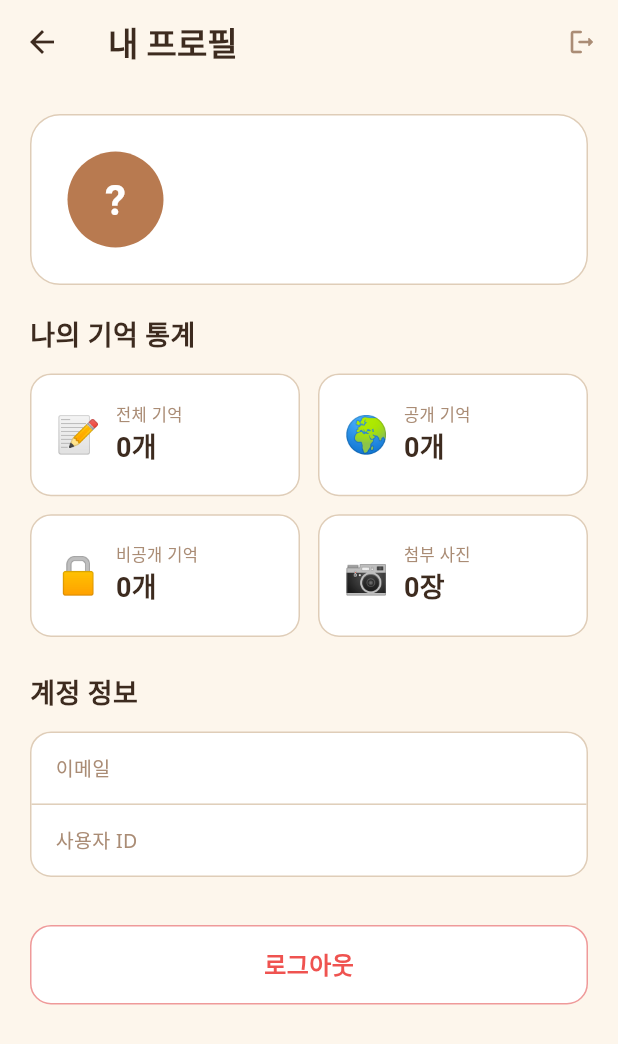
After one commit to qkrwlsrb/place-archive, a Flutter app: the ProfileScreen screen opened directly, on a phone screen of 412 x 824 dp. The commit adds this screen. Shown: the top 1044 px of the screen. Run offline on Flutter 3.47's test engine with Material 3 defaults, Android fonts, the phone set to English and light mode, and no system bars; our stand-ins replace cloud_firestore, firebase_auth, firebase_core, firebase_storage, geolocator, google_fonts and 2 more; accounts and stored records are empty; Roboto replaces fonts that are missing (Gaegu).

Commit message:
feat: 프로필 화면 및 통계 추가

```diff
--- a/lib/app.dart
+++ b/lib/app.dart
@@ -10,6 +10,7 @@ import 'presentation/screens/login_screen.dart';
 import 'presentation/screens/map_screen.dart';
 import 'presentation/screens/feed_screen.dart';
 import 'presentation/screens/search_screen.dart';
+import 'presentation/screens/profile_screen.dart';
 import 'presentation/theme/app_theme.dart';
 
 class PlaceArchiveApp extends StatelessWidget {
@@ -70,6 +71,7 @@ class _MainScreenState extends State<MainScreen> {
     MapScreen(),
     SearchScreen(),
     FeedScreen(),
+    ProfileScreen(),
   ];
 
   @override
@@ -89,6 +91,7 @@ class _MainScreenState extends State<MainScreen> {
             fontSize: 12, fontWeight: FontWeight.w600),
         unselectedLabelStyle: GoogleFonts.gaegu(fontSize: 12),
         elevation: 8,
+        type: BottomNavigationBarType.fixed,
         items: const [
           BottomNavigationBarItem(
             icon: Icon(Icons.map_outlined),
@@ -105,6 +108,11 @@ class _MainScreenState extends State<MainScreen> {
             activeIcon: Icon(Icons.people_rounded),
             label: '모두의 기억',
           ),
+          BottomNavigationBarItem(
+            icon: Icon(Icons.person_outline_rounded),
+            activeIcon: Icon(Icons.person_rounded),
+            label: '프로필',
+          ),
         ],
       ),
     );
--- /dev/null
+++ b/lib/presentation/screens/profile_screen.dart
@@ -0,0 +1,356 @@
+// [Presentation Layer] — 프로필 화면 렌더링 담당
+import 'package:flutter/material.dart';
+import 'package:provider/provider.dart';
+import 'package:google_fonts/google_fonts.dart';
+import 'package:intl/intl.dart';
+import '../../application/view_models/auth_view_model.dart';
+import '../../application/view_models/capsule_view_model.dart';
+import '../theme/app_theme.dart';
+
+class ProfileScreen extends StatelessWidget {
+  const ProfileScreen({super.key});
+
+  @override
+  Widget build(BuildContext context) {
+    final auth = context.watch<AuthViewModel>();
+    final capsuleVm = context.watch<CapsuleViewModel>();
+    final user = auth.user;
+    final capsules = capsuleVm.capsules;
+
+    final totalCapsules = capsules.length;
+    final publicCount = capsules.where((c) => c.isPublic).length;
+    final privateCount = capsules.where((c) => !c.isPublic).length;
+    final photoCount = capsules.fold<int>(
+        0, (sum, c) => sum + c.photoUrls.length);
+
+    // 가장 최근 캡슐
+    final lastCapsule = capsules.isNotEmpty ? capsules.first : null;
+
+    return Scaffold(
+      backgroundColor: AppTheme.warmCream,
+      body: CustomScrollView(
+        slivers: [
+          SliverAppBar(
+            backgroundColor: AppTheme.warmCream,
+            floating: true,
+            snap: true,
+            elevation: 0,
+            scrolledUnderElevation: 0,
+            title: Text(
+              '내 프로필',
+              style: GoogleFonts.gaegu(
+                fontSize: 22,
+                fontWeight: FontWeight.w700,
+                color: AppTheme.textDark,
+              ),
+            ),
+            actions: [
+              IconButton(
+                icon: const Icon(Icons.logout_rounded,
+                    size: 20, color: AppTheme.textLight),
+                tooltip: '로그아웃',
+                onPressed: () async {
+                  capsuleVm.stopWatching();
+                  await auth.signOut();
+                },
+              ),
+            ],
+          ),
+
+          SliverToBoxAdapter(
+            child: Padding(
+              padding: const EdgeInsets.all(20),
+              child: Column(
+                crossAxisAlignment: CrossAxisAlignment.start,
+                children: [
+                  // 프로필 카드
+                  _buildProfileCard(user?.email ?? ''),
+                  const SizedBox(height: 20),
+
+                  // 통계
+                  Text(
+                    '나의 기억 통계',
+                    style: GoogleFonts.gaegu(
+                      fontSize: 18,
+                      fontWeight: FontWeight.w700,
+                      color: AppTheme.textDark,
+                    ),
+                  ),
+                  const SizedBox(height: 12),
+                  _buildStatsGrid(
+                    totalCapsules, publicCount, privateCount, photoCount),
+                  const SizedBox(height: 24),
+
+                  // 최근 기억
+                  if (lastCapsule != null) ...[
+                    Text(
+                      '가장 최근 기억',
+                      style: GoogleFonts.gaegu(
+                        fontSize: 18,
+                        fontWeight: FontWeight.w700,
+                        color: AppTheme.textDark,
+                      ),
+                    ),
+                    const SizedBox(height: 12),
+                    _buildLastCapsuleCard(lastCapsule.memo,
+                        lastCapsule.createdAt, lastCapsule.photoUrls.isNotEmpty),
+                    const SizedBox(height: 24),
+                  ],
+
+                  // 계정 정보
+                  Text(
+                    '계정 정보',
+                    style: GoogleFonts.gaegu(
+                      fontSize: 18,
+                      fontWeight: FontWeight.w700,
+                      color: AppTheme.textDark,
+                    ),
+                  ),
+                  const SizedBox(height: 12),
+                  _buildAccountInfo(user?.email ?? '', user?.uid ?? ''),
+                  const SizedBox(height: 32),
+
+                  // 로그아웃 버튼
+                  GestureDetector(
+                    onTap: () async {
+                      capsuleVm.stopWatching();
+                      await auth.signOut();
+                    },
+                    child: Container(
+                      width: double.infinity,
+                      padding: const EdgeInsets.symmetric(vertical: 14),
+                      decoration: BoxDecoration(
+                        color: Colors.white,
+                        borderRadius: BorderRadius.circular(14),
+                        border: Border.all(color: Colors.red[200]!),
+                      ),
+                      alignment: Alignment.center,
+                      child: Text(
+                        '로그아웃',
+                        style: GoogleFonts.gaegu(
+                          fontSize: 16,
+                          fontWeight: FontWeight.w700,
+                          color: Colors.red[400],
+                        ),
+                      ),
+                    ),
+                  ),
+                  const SizedBox(height: 80),
+                ],
+              ),
+            ),
+          ),
+        ],
+      ),
+    );
+  }
+
+  Widget _buildProfileCard(String email) {
+    final initial = email.isNotEmpty ? email[0].toUpperCase() : '?';
+
+    return Container(
+      padding: const EdgeInsets.all(24),
+      decoration: BoxDecoration(
+        color: Colors.white,
+        borderRadius: BorderRadius.circular(20),
+        border: Border.all(color: AppTheme.warmBorder),
+      ),
+      child: Row(
+        children: [
+          // 아바타
+          Container(
+            width: 64,
+            height: 64,
+            decoration: BoxDecoration(
+              color: AppTheme.primary,
+              shape: BoxShape.circle,
+            ),
+            alignment: Alignment.center,
+            child: Text(
+              initial,
+              style: GoogleFonts.gaegu(
+                fontSize: 28,
+                fontWeight: FontWeight.w700,
+                color: Colors.white,
+              ),
+            ),
+          ),
+          const SizedBox(width: 16),
+          Expanded(
+            child: Column(
+              crossAxisAlignment: CrossAxisAlignment.start,
+              children: [
+                Text(
+                  email.split('@').first,
+                  style: GoogleFonts.gaegu(
+                    fontSize: 20,
+                    fontWeight: FontWeight.w700,
+                    color: AppTheme.textDark,
+                  ),
+                ),
+                const SizedBox(height: 4),
+                Text(
+                  email,
+                  style: GoogleFonts.notoSans(
+                    fontSize: 12,
+                    color: AppTheme.textLight,
+                  ),
+                ),
+              ],
+            ),
+          ),
+        ],
+      ),
+    );
+  }
+
+  Widget _buildStatsGrid(
+      int total, int pub, int priv, int photos) {
+    return GridView.count(
+      crossAxisCount: 2,
+      shrinkWrap: true,
+      physics: const NeverScrollableScrollPhysics(),
+      crossAxisSpacing: 12,
+      mainAxisSpacing: 12,
+      childAspectRatio: 2.2,
+      children: [
+        _StatCard(icon: '📝', label: '전체 기억', value: '$total개'),
+        _StatCard(icon: '🌍', label: '공개 기억', value: '$pub개'),
+        _StatCard(icon: '🔒', label: '비공개 기억', value: '$priv개'),
+        _StatCard(icon: '📷', label: '첨부 사진', value: '$photos장'),
+      ],
+    );
+  }
+
+  Widget _buildLastCapsuleCard(
+      String memo, DateTime date, bool hasPhoto) {
+    final dateStr = DateFormat('yyyy년 M월 d일', 'ko').format(date);
+
+    return Container(
+      padding: const EdgeInsets.all(18),
+      decoration: BoxDecoration(
+        color: AppTheme.primaryLight,
+        borderRadius: BorderRadius.circular(16),
+        border: Border.all(color: AppTheme.warmBorder),
+      ),
+      child: Column(
+        crossAxisAlignment: CrossAxisAlignment.start,
+        children: [
+          Row(
+            children: [
+              Text(
+                dateStr,
+                style: GoogleFonts.notoSans(
+                    fontSize: 12, color: AppTheme.textMedium),
+              ),
+              const Spacer(),
+              if (hasPhoto)
+                const Text('📷',
+                    style: TextStyle(fontSize: 14)),
+            ],
+          ),
+          const SizedBox(height: 8),
+          Text(
+            memo,
+            style: GoogleFonts.gaegu(
+                fontSize: 16, color: AppTheme.textDark, height: 1.5),
+            maxLines: 2,
+            overflow: TextOverflow.ellipsis,
+          ),
+        ],
+      ),
+    );
+  }
+
+  Widget _buildAccountInfo(String email, String uid) {
+    return Container(
+      decoration: BoxDecoration(
+        color: Colors.white,
+        borderRadius: BorderRadius.circular(14),
+        border: Border.all(color: AppTheme.warmBorder),
+      ),
+      child: Column(
+        children: [
+          _InfoRow(label: '이메일', value: email),
+          const Divider(height: 1, color: AppTheme.warmBorder),
+          _InfoRow(
+              label: '사용자 ID',
+              value: uid.length > 12
+                  ? '${uid.substring(0, 12)}...'
+                  : uid),
+        ],
+      ),
+    );
+  }
+}
+
+class _StatCard extends StatelessWidget {
+  final String icon;
+  final String label;
+  final String value;
+
+  const _StatCard({
+    required this.icon,
+    required this.label,
+    required this.value,
+  });
+
+  @override
+  Widget build(BuildContext context) {
+    return Container(
+      padding: const EdgeInsets.symmetric(horizontal: 16, vertical: 12),
+      decoration: BoxDecoration(
+        color: Colors.white,
+        borderRadius: BorderRadius.circular(14),
+        border: Border.all(color: AppTheme.warmBorder),
+      ),
+      child: Row(
+        children: [
+          Text(icon, style: const TextStyle(fontSize: 24)),
+          const SizedBox(width: 10),
+          Column(
+            crossAxisAlignment: CrossAxisAlignment.start,
+            mainAxisAlignment: MainAxisAlignment.center,
+            children: [
+              Text(label,
+                  style: GoogleFonts.notoSans(
+                      fontSize: 11, color: AppTheme.textLight)),
+              Text(value,
+                  style: GoogleFonts.gaegu(
+                      fontSize: 18,
+                      fontWeight: FontWeight.w700,
+                      color: AppTheme.textDark)),
+            ],
+          ),
+        ],
+      ),
+    );
+  }
+}
+
+class _InfoRow extends StatelessWidget {
+  final String label;
+  final String value;
+
+  const _InfoRow({required this.label, required this.value});
+
+  @override
+  Widget build(BuildContext context) {
+    return Padding(
+      padding: const EdgeInsets.symmetric(horizontal: 16, vertical: 14),
+      child: Row(
+        children: [
+          Text(label,
+              style: GoogleFonts.notoSans(
+                  fontSize: 13, color: AppTheme.textLight)),
+          const Spacer(),
+          Text(value,
+              style: GoogleFonts.notoSans(
+                  fontSize: 13,
+                  fontWeight: FontWeight.w600,
+                  color: AppTheme.textDark)),
+        ],
+      ),
+    );
+  }
+}
```
